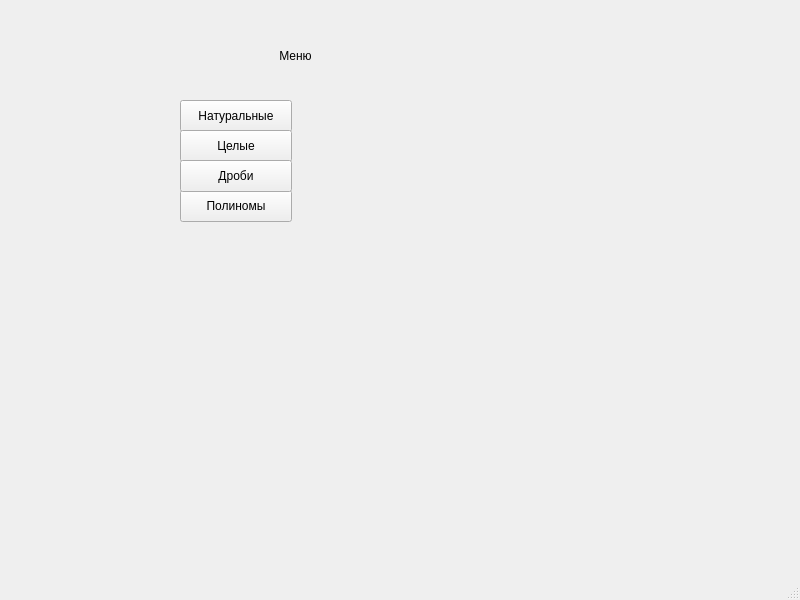
This is dm9375/mainwindow.ui in S1ckick/dm9375 as Qt 5 draws it before an edit. The edited form follows.
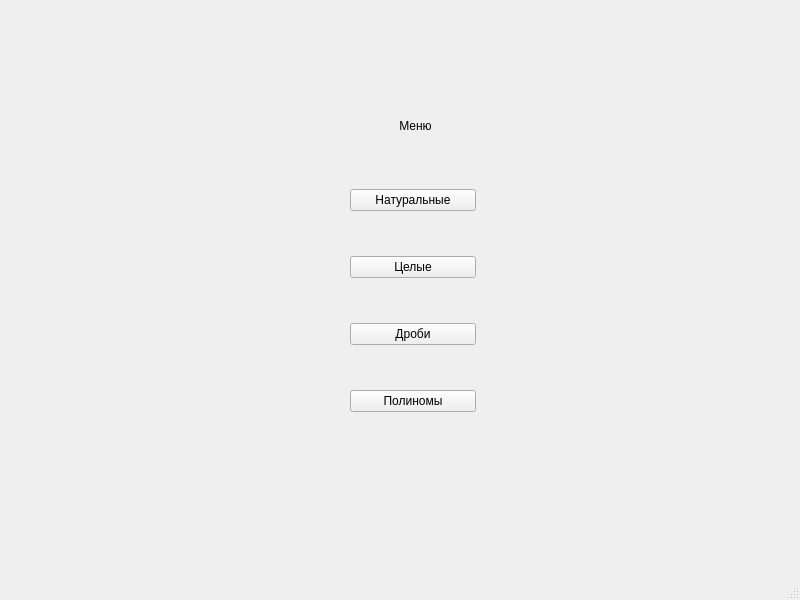
This is the edited form.

What changed in the file:
```diff
--- a/dm9375/mainwindow.ui
+++ b/dm9375/mainwindow.ui
@@ -17,8 +17,8 @@
    <widget class="QLabel" name="label">
     <property name="geometry">
      <rect>
-      <x>250</x>
-      <y>40</y>
+      <x>370</x>
+      <y>110</y>
       <width>91</width>
       <height>31</height>
      </rect>
@@ -30,57 +30,45 @@
      <set>Qt::AlignCenter</set>
     </property>
    </widget>
+   <widget class="QWidget" name="">
+    <property name="geometry">
+     <rect>
+      <x>350</x>
+      <y>150</y>
+      <width>126</width>
+      <height>301</height>
+     </rect>
+    </property>
+    <layout class="QGridLayout" name="gridLayout">
+     <item row="0" column="0">
    <widget class="QPushButton" name="pushButton">
-    <property name="geometry">
-     <rect>
-      <x>180</x>
-      <y>100</y>
-      <width>112</width>
-      <height>32</height>
-     </rect>
-    </property>
     <property name="text">
      <string>Натуральные</string>
     </property>
    </widget>
+     </item>
+     <item row="1" column="0">
    <widget class="QPushButton" name="pushButton_2">
-    <property name="geometry">
-     <rect>
-      <x>180</x>
-      <y>130</y>
-      <width>112</width>
-      <height>32</height>
-     </rect>
-    </property>
     <property name="text">
      <string>Целые</string>
     </property>
    </widget>
-   <widget class="QPushButton" name="pushButton_3">
-    <property name="geometry">
-     <rect>
-      <x>180</x>
-      <y>190</y>
-      <width>112</width>
-      <height>32</height>
-     </rect>
-    </property>
-    <property name="text">
-     <string>Полиномы</string>
-    </property>
-   </widget>
+     </item>
+     <item row="2" column="0">
    <widget class="QPushButton" name="pushButton_4">
-    <property name="geometry">
-     <rect>
-      <x>180</x>
-      <y>160</y>
-      <width>112</width>
-      <height>32</height>
-     </rect>
-    </property>
     <property name="text">
      <string>Дроби</string>
     </property>
+      </widget>
+     </item>
+     <item row="3" column="0">
+      <widget class="QPushButton" name="pushButton_3">
+       <property name="text">
+        <string>Полиномы</string>
+       </property>
+      </widget>
+     </item>
+    </layout>
    </widget>
   </widget>
   <widget class="QMenuBar" name="menubar">
```
Lines whose indentation alone changed are shown as unchanged.
